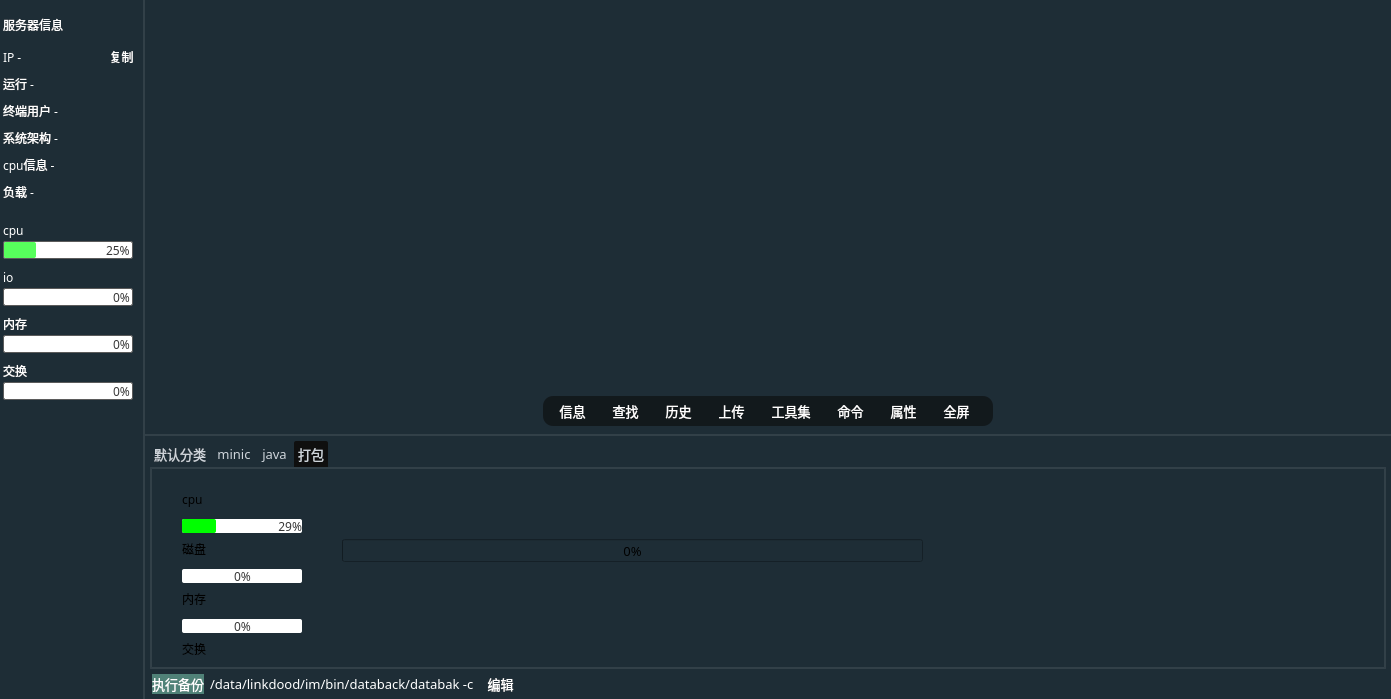
This is sshwidget.ui in HuaGouFdog/Fdog-Kit as Qt 5 draws it before an edit. The edited form follows.
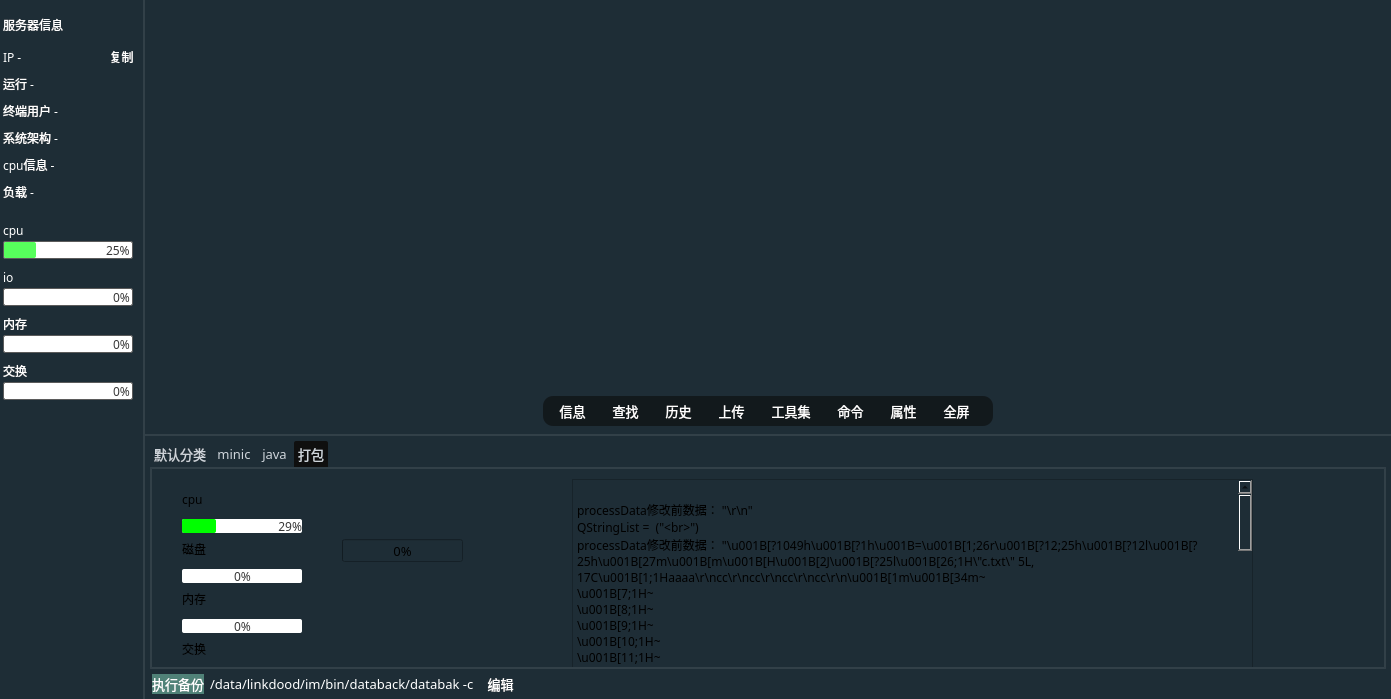
This is the edited form. Icons and pictures are not drawn.

```diff
--- a/sshwidget.ui
+++ b/sshwidget.ui
@@ -2351,7 +2351,7 @@
                <rect>
                 <x>190</x>
                 <y>70</y>
-                <width>581</width>
+                <width>121</width>
                 <height>23</height>
                </rect>
               </property>
@@ -2375,6 +2375,48 @@
                <bool>false</bool>
               </property>
              </widget>
+             <widget class="QTextEdit" name="textEdit_4">
+              <property name="geometry">
+               <rect>
+                <x>420</x>
+                <y>10</y>
+                <width>681</width>
+                <height>211</height>
+               </rect>
+              </property>
+              <property name="font">
+               <font>
+                <family>OPPOSans B</family>
+                <pointsize>10</pointsize>
+                <stylestrategy>PreferAntialias</stylestrategy>
+               </font>
+              </property>
+              <property name="html">
+               <string>&lt;!DOCTYPE HTML PUBLIC &quot;-//W3C//DTD HTML 4.0//EN&quot; &quot;http://www.w3.org/TR/REC-html40/strict.dtd&quot;&gt;
+&lt;html&gt;&lt;head&gt;&lt;meta name=&quot;qrichtext&quot; content=&quot;1&quot; /&gt;&lt;style type=&quot;text/css&quot;&gt;
+p, li { white-space: pre-wrap; }
+&lt;/style&gt;&lt;/head&gt;&lt;body style=&quot; font-family:'OPPOSans B'; font-size:10pt; font-weight:400; font-style:normal;&quot;&gt;
+&lt;p style=&quot;-qt-paragraph-type:empty; margin-top:0px; margin-bottom:0px; margin-left:0px; margin-right:0px; -qt-block-indent:0; text-indent:0px; font-family:'SimSun'; font-size:9pt;&quot;&gt;&lt;br /&gt;&lt;/p&gt;
+&lt;p style=&quot; margin-top:0px; margin-bottom:0px; margin-left:0px; margin-right:0px; -qt-block-indent:0; text-indent:0px;&quot;&gt;&lt;span style=&quot; font-family:'SimSun'; font-size:9pt; color:#000000;&quot;&gt;processData修改前数据： &amp;quot;\r\n&amp;quot;&lt;/span&gt;&lt;/p&gt;
+&lt;p style=&quot; margin-top:0px; margin-bottom:0px; margin-left:0px; margin-right:0px; -qt-block-indent:0; text-indent:0px;&quot;&gt;&lt;span style=&quot; font-family:'SimSun'; font-size:9pt; color:#000000;&quot;&gt;QStringList =  (&amp;quot;&amp;lt;br&amp;gt;&amp;quot;)&lt;/span&gt;&lt;/p&gt;
+&lt;p style=&quot; margin-top:0px; margin-bottom:0px; margin-left:0px; margin-right:0px; -qt-block-indent:0; text-indent:0px;&quot;&gt;&lt;span style=&quot; font-family:'SimSun'; font-size:9pt; color:#000000;&quot;&gt;processData修改前数据： &amp;quot;\u001B[?1049h\u001B[?1h\u001B=\u001B[1;26r\u001B[?12;25h\u001B[?12l\u001B[?25h\u001B[27m\u001B[m\u001B[H\u001B[2J\u001B[?25l\u001B[26;1H\&amp;quot;c.txt\&amp;quot; 5L, 17C\u001B[1;1Haaaa\r\ncc\r\ncc\r\ncc\r\ncc\r\n\u001B[1m\u001B[34m~                                                                                                                                                                                                                 \u001B[7;1H~                                                                                                                                                                                                                 \u001B[8;1H~                                                                                                                                                                                                                 \u001B[9;1H~                                                                                                                                                                                                                 \u001B[10;1H~                                                                                                                                                                                                                 \u001B[11;1H~                                                                                                                                                                                                                 \u001B[12;1H~                                                                                                                                                                                                                 \u001B[13;1H~                                                                                                                                                                                                                 \u001B[14;1H~                                                                                                                                                                                                                 \u001B[15;1H~                                                                                                                                                                                                                 \u001B[16;1H~                                                                                                                                                                                                                 \u001B[17;1H~                                                                                                                                                                                                                 \u001B[18;1H~                                                                                                                                                                                                                 \u001B[19;1H~                                                                                                                                                                                                                 \u001B[20;1H~                                                                                                                                                                                                                 \u001B[21;1H~                                                                                                                                                                                                                 \u001B[22;1H~                                                                                                                                                                                                                 \u001B[23;1H~                                                                                                                                                                                                                 \u001B[24;1H~                                                                    &amp;quot;&lt;/span&gt;&lt;/p&gt;
+&lt;p style=&quot; margin-top:0px; margin-bottom:0px; margin-left:0px; margin-right:0px; -qt-block-indent:0; text-indent:0px;&quot;&gt;&lt;span style=&quot; font-family:'SimSun'; font-size:9pt; color:#000000;&quot;&gt;添加r &amp;quot;\u001B[1;26r&amp;quot;  position =  0&lt;/span&gt;&lt;/p&gt;
+&lt;p style=&quot; margin-top:0px; margin-bottom:0px; margin-left:0px; margin-right:0px; -qt-block-indent:0; text-indent:0px;&quot;&gt;&lt;span style=&quot; font-family:'SimSun'; font-size:9pt; color:#000000;&quot;&gt;QStringList =  (&amp;quot;\u001B[1;26r&amp;quot;, &amp;quot;&amp;quot;)&lt;/span&gt;&lt;/p&gt;
+&lt;p style=&quot; margin-top:0px; margin-bottom:0px; margin-left:0px; margin-right:0px; -qt-block-indent:0; text-indent:0px;&quot;&gt;&lt;span style=&quot; font-family:'SimSun'; font-size:9pt; color:#000000;&quot;&gt;添加12;25h&lt;/span&gt;&lt;/p&gt;
+&lt;p style=&quot; margin-top:0px; margin-bottom:0px; margin-left:0px; margin-right:0px; -qt-block-indent:0; text-indent:0px;&quot;&gt;&lt;span style=&quot; font-family:'SimSun'; font-size:9pt; color:#000000;&quot;&gt;QStringList =  (&amp;quot;\u001B[1;26r&amp;quot;, &amp;quot;&amp;quot;, &amp;quot;\u001B[?12;25h&amp;quot;, &amp;quot;&amp;quot;)&lt;/span&gt;&lt;/p&gt;
+&lt;p style=&quot; margin-top:0px; margin-bottom:0px; margin-left:0px; margin-right:0px; -qt-block-indent:0; text-indent:0px;&quot;&gt;&lt;span style=&quot; font-family:'SimSun'; font-size:9pt; color:#000000;&quot;&gt;添加&lt;/span&gt;&lt;/p&gt;
+&lt;p style=&quot; margin-top:0px; margin-bottom:0px; margin-left:0px; margin-right:0px; -qt-block-indent:0; text-indent:0px;&quot;&gt;&lt;span style=&quot; font-family:'SimSun'; font-size:9pt; color:#000000;&quot;&gt;QStringList =  (&amp;quot;\u001B[H&amp;quot;, &amp;quot;&amp;quot;)&lt;/span&gt;&lt;/p&gt;
+&lt;p style=&quot; margin-top:0px; margin-bottom:0px; margin-left:0px; margin-right:0px; -qt-block-indent:0; text-indent:0px;&quot;&gt;&lt;span style=&quot; font-family:'SimSun'; font-size:9pt; color:#000000;&quot;&gt;添加&lt;/span&gt;&lt;/p&gt;
+&lt;p style=&quot; margin-top:0px; margin-bottom:0px; margin-left:0px; margin-right:0px; -qt-block-indent:0; text-indent:0px;&quot;&gt;&lt;span style=&quot; font-family:'SimSun'; font-size:9pt; color:#000000;&quot;&gt;添加25l&lt;/span&gt;&lt;/p&gt;
+&lt;p style=&quot; margin-top:0px; margin-bottom:0px; margin-left:0px; margin-right:0px; -qt-block-indent:0; text-indent:0px;&quot;&gt;&lt;span style=&quot; font-family:'SimSun'; font-size:9pt; color:#000000;&quot;&gt;添加H &amp;quot;\u001B[26;1H&amp;quot;  position =  0&lt;/span&gt;&lt;/p&gt;
+&lt;p style=&quot; margin-top:0px; margin-bottom:0px; margin-left:0px; margin-right:0px; -qt-block-indent:0; text-indent:0px;&quot;&gt;&lt;span style=&quot; font-family:'SimSun'; font-size:9pt; color:#000000;&quot;&gt;QStringList =  (&amp;quot;\&amp;quot;c.txt\&amp;quot;&amp;amp;nbsp;5L,&amp;amp;nbsp;17C&amp;quot;)&lt;/span&gt;&lt;/p&gt;
+&lt;p style=&quot; margin-top:0px; margin-bottom:0px; margin-left:0px; margin-right:0px; -qt-block-indent:0; text-indent:0px;&quot;&gt;&lt;span style=&quot; font-family:'SimSun'; font-size:9pt; color:#000000;&quot;&gt;添加H &amp;quot;\u001B[1;1H&amp;quot;  position =  25&lt;/span&gt;&lt;/p&gt;
+&lt;p style=&quot; margin-top:0px; margin-bottom:0px; margin-left:0px; margin-right:0px; -qt-block-indent:0; text-indent:0px;&quot;&gt;&lt;span style=&quot; font-family:'SimSun'; font-size:9pt; color:#000000;&quot;&gt;QStringList =  &lt;/span&gt;&lt;/p&gt;
+&lt;p style=&quot; margin-top:0px; margin-bottom:0px; margin-left:0px; margin-right:0px; -qt-block-indent:0; text-indent:0px;&quot;&gt;&lt;span style=&quot; font-family:'SimSun'; font-size:9pt; font-weight:600; color:#aa0000;&quot;&gt;程序异常结束。&lt;/span&gt;&lt;/p&gt;
+&lt;p style=&quot; margin-top:0px; margin-bottom:0px; margin-left:0px; margin-right:0px; -qt-block-indent:0; text-indent:0px;&quot;&gt;&lt;span style=&quot; font-family:'SimSun'; font-size:9pt; font-weight:600; color:#0000aa;&quot;&gt;The process was ended forcefully.&lt;/span&gt;&lt;/p&gt;
+&lt;p style=&quot; margin-top:0px; margin-bottom:0px; margin-left:0px; margin-right:0px; -qt-block-indent:0; text-indent:0px;&quot;&gt;&lt;span style=&quot; font-family:'SimSun'; font-size:9pt; font-weight:600; color:#0000aa;&quot;&gt;E:/ProjectB/FdogShell/release/FdogShell.exe crashed.&lt;/span&gt;&lt;/p&gt;&lt;/body&gt;&lt;/html&gt;</string>
+              </property>
+             </widget>
             </widget>
            </widget>
           </item>
```
